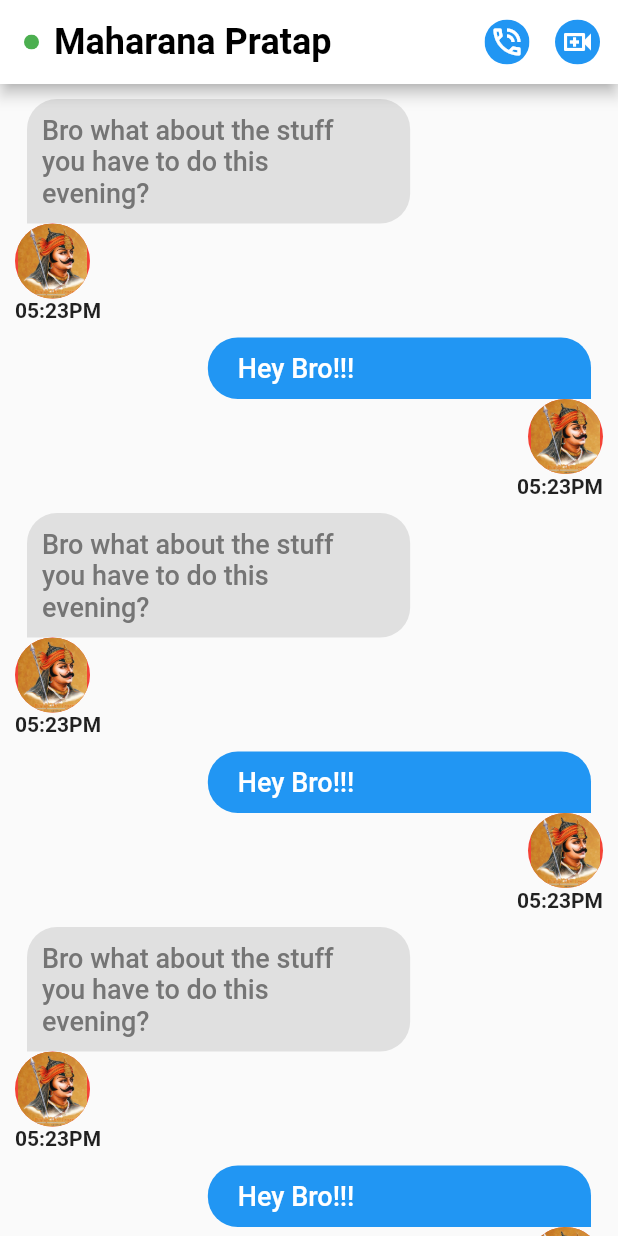
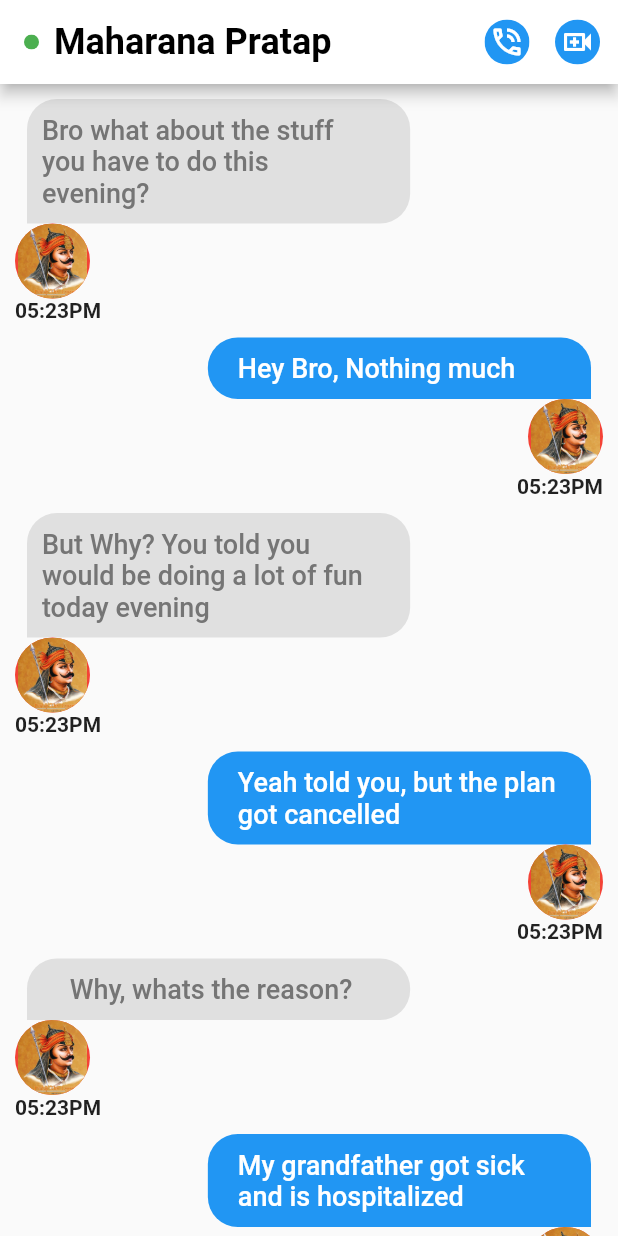
Before and after one commit to rudranshsinghmahra/chat_screen_ui, a Flutter app: the ChatScreen screen opened directly, on a phone screen of 412 x 824 dp. Run offline on Flutter 3.47's test engine with Material 2 defaults, Android fonts, the phone set to English and light mode, and no system bars.

Commit message:
chat messages edited

```diff
--- a/lib/Screens/chat_screen.dart
+++ b/lib/Screens/chat_screen.dart
@@ -77,14 +77,21 @@ class _ChatScreenState extends State<ChatScreen> {
           child: Column(
             crossAxisAlignment: CrossAxisAlignment.stretch,
             children: [
-              receiverChat(context),
-              senderChat(context),
-              receiverChat(context),
-              senderChat(context),
-              receiverChat(context),
-              senderChat(context),
-              receiverChat(context),
-              senderChat(context),
+              receiverChat(context,
+                  "Bro what about the stuff you have to do this evening?"),
+              senderChat(context, "Hey Bro, Nothing much"),
+              receiverChat(context,
+                  "But Why? You told you would be doing a lot of fun today evening"),
+              senderChat(context, "Yeah told you, but the plan got cancelled"),
+              receiverChat(context, "Why, whats the reason?"),
+              senderChat(
+                  context, "My grandfather got sick and is hospitalized"),
+              receiverChat(context, "What happened , Is he fine now?"),
+              senderChat(
+                  context, "Yeah fine now , his hemoglobin levels got low"),
+              receiverChat(context,
+                  "Great to hear that he is fine now, take well care of him, Bye for now"),
+              senderChat(context, "Bye Buddy"),
             ],
           ),
         ),
--- a/lib/Widgets/receiver_chat.dart
+++ b/lib/Widgets/receiver_chat.dart
@@ -1,6 +1,6 @@
 import 'package:flutter/material.dart';
 
-Widget receiverChat(BuildContext context) {
+Widget receiverChat(BuildContext context, String text) {
   return Column(
     crossAxisAlignment: CrossAxisAlignment.start,
     children: [
@@ -20,7 +20,7 @@ Widget receiverChat(BuildContext context) {
               padding: const EdgeInsets.only(
                   left: 10.0, top: 10, bottom: 10, right: 20),
               child: Text(
-                "Bro what about the stuff you have to do this evening?",
+                text,
                 style: TextStyle(
                   fontSize: 18,
                   color: Colors.grey.shade600,
--- a/lib/Widgets/sender_chat.dart
+++ b/lib/Widgets/sender_chat.dart
@@ -1,6 +1,6 @@
 import 'package:flutter/material.dart';
 
-Widget senderChat(BuildContext context){
+Widget senderChat(BuildContext context, String text) {
   return Column(
     crossAxisAlignment: CrossAxisAlignment.end,
     children: [
@@ -15,11 +15,12 @@ Widget senderChat(BuildContext context){
                   bottomLeft: Radius.circular(20),
                   topLeft: Radius.circular(20),
                   topRight: Radius.circular(20))),
-          child: const Padding(
-            padding: EdgeInsets.only(left: 20.0, top: 10,bottom: 10,right: 10),
+          child: Padding(
+            padding: const EdgeInsets.only(
+                left: 20.0, top: 10, bottom: 10, right: 10),
             child: Text(
-              "Hey Bro!!!",
-              style: TextStyle(
+              text,
+              style: const TextStyle(
                 fontSize: 18,
                 color: Colors.white,
                 fontWeight: FontWeight.w500,
```
